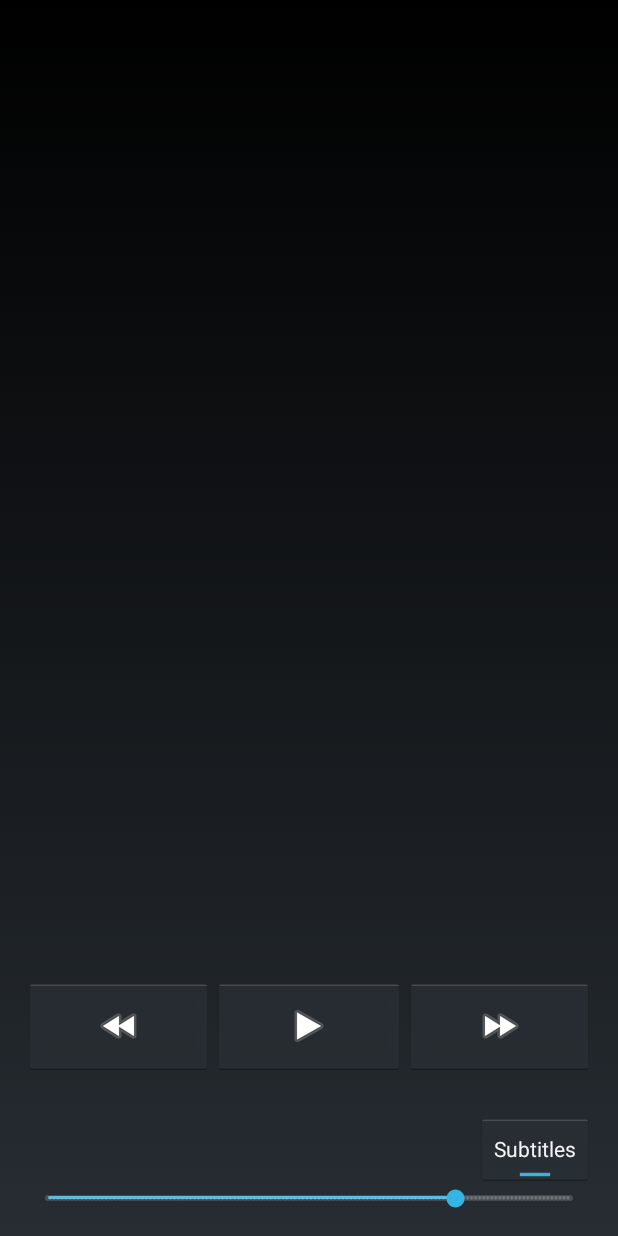
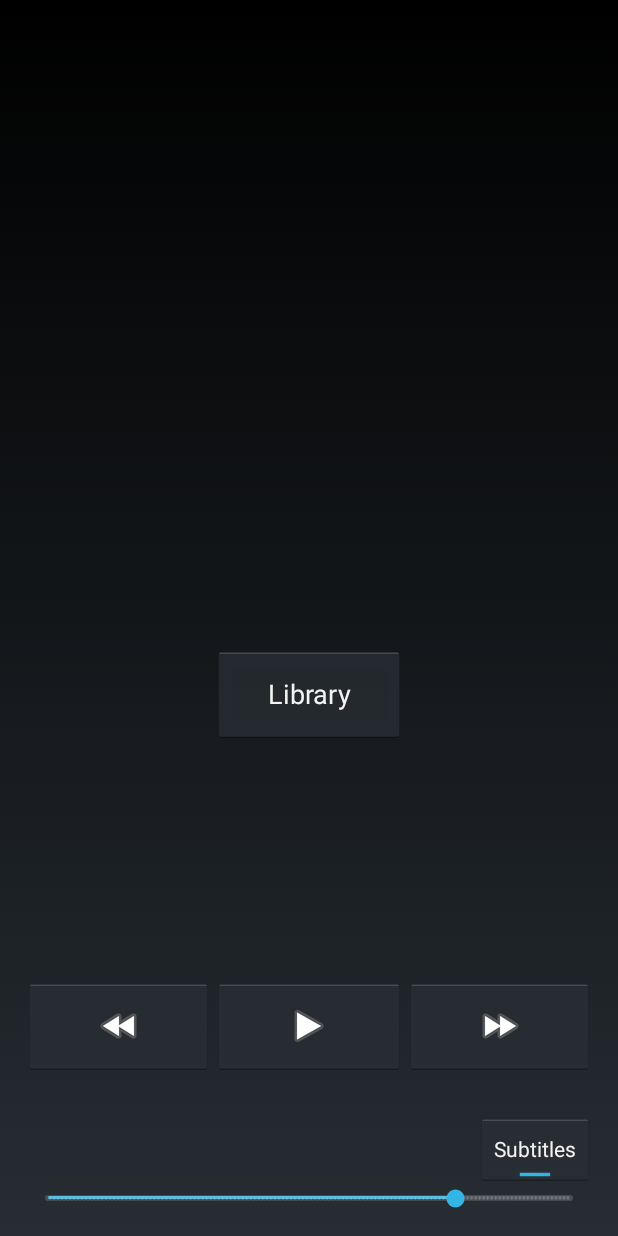
Before and after one commit to mcastorina/mpv-remote-app, an Android app: the screen it shows after launch (MainActivity), after a tap on "Subtitles", on a phone screen of 412 x 824 dp. Run offline under Robolectric (Android 15) with nearby library versions, the phone set to English and light mode, and no system bars; 2 statements that could not run were skipped.

Commit message:
Added library button and argument parsing
The library button doesn't do anything, and argument parsing supports
--port, --mpv-socket, and --root

```diff
--- a/LaptopRemote/app/src/main/AndroidManifest.xml
+++ b/LaptopRemote/app/src/main/AndroidManifest.xml
@@ -22,6 +22,11 @@
                 <category android:name="android.intent.category.LAUNCHER" />
             </intent-filter>
         </activity>
+        <activity
+            android:name=".LibraryActivity"
+            android:label="@string/app_name"
+            android:theme="@style/AppTheme.NoActionBar" >
+        </activity>
     </application>
 
 </manifest>
--- a/LaptopRemote/app/src/main/java/miccah/laptopremote/BackgroundToggleButton.java
+++ b/LaptopRemote/app/src/main/java/miccah/laptopremote/BackgroundToggleButton.java
@@ -99,9 +99,10 @@ public class BackgroundToggleButton extends ToggleButton implements Callback {
         if (result && success) {
             buttonState = !buttonState;
         }
+        else {
+            Toast.makeText(context, "Failed",
+                Toast.LENGTH_SHORT).show();
+        }
         this.setChecked(buttonState);
     }
 }
-interface Callback {
-    public void callback(boolean result, JSONObject obj);
-}
--- /dev/null
+++ b/LaptopRemote/app/src/main/java/miccah/laptopremote/Callback.java
@@ -0,0 +1,7 @@
+package miccah.laptopremote;
+
+import org.json.JSONObject;
+
+public interface Callback {
+    public void callback(boolean result, JSONObject obj);
+}
--- a/LaptopRemote/app/src/main/res/layout/activity_main.xml
+++ b/LaptopRemote/app/src/main/res/layout/activity_main.xml
@@ -36,8 +36,7 @@
             android:id="@+id/rewind"
             android:layout_alignTop="@+id/play_pause"
             android:layout_alignParentLeft="true"
-            android:layout_alignParentStart="true"
-            android:onClick="rewindButton" />
+            android:layout_alignParentStart="true" />
 
         <ImageButton
             android:src="@android:drawable/ic_media_ff"
@@ -48,8 +47,7 @@
             android:id="@+id/fast_forward"
             android:layout_alignBottom="@+id/play_pause"
             android:layout_alignParentRight="true"
-            android:layout_alignParentEnd="true"
-            android:onClick="fastForwardButton" />
+            android:layout_alignParentEnd="true" />
 
         <SeekBar
             android:layout_width="wrap_content"
@@ -78,6 +76,16 @@
             android:onClick="subtitlesButton"
             android:checked="true" />
 
+        <Button
+            android:text="Library"
+            android:layout_width="128dp"
+            android:layout_height="64dp"
+            android:id="@+id/library"
+            android:onClick="libraryButton"
+            android:layout_marginBottom="157dp"
+            android:layout_above="@+id/play_pause"
+            android:layout_centerHorizontal="true" />
+
     </RelativeLayout>
 
     <!-- The navigation drawer -->
```
Also changed, not shown: LaptopRemote/app/src/main/java/miccah/laptopremote/BackgroundImageButton.java (+4 -3 lines), LaptopRemote/app/src/main/java/miccah/laptopremote/LibraryActivity.java (added, +12 -0 lines), LaptopRemote/app/src/main/java/miccah/laptopremote/MainActivity.java (+7 -6 lines), LaptopRemote/app/src/main/res/layout/activity_library.xml (added, +22 -0 lines), 1 other file.
